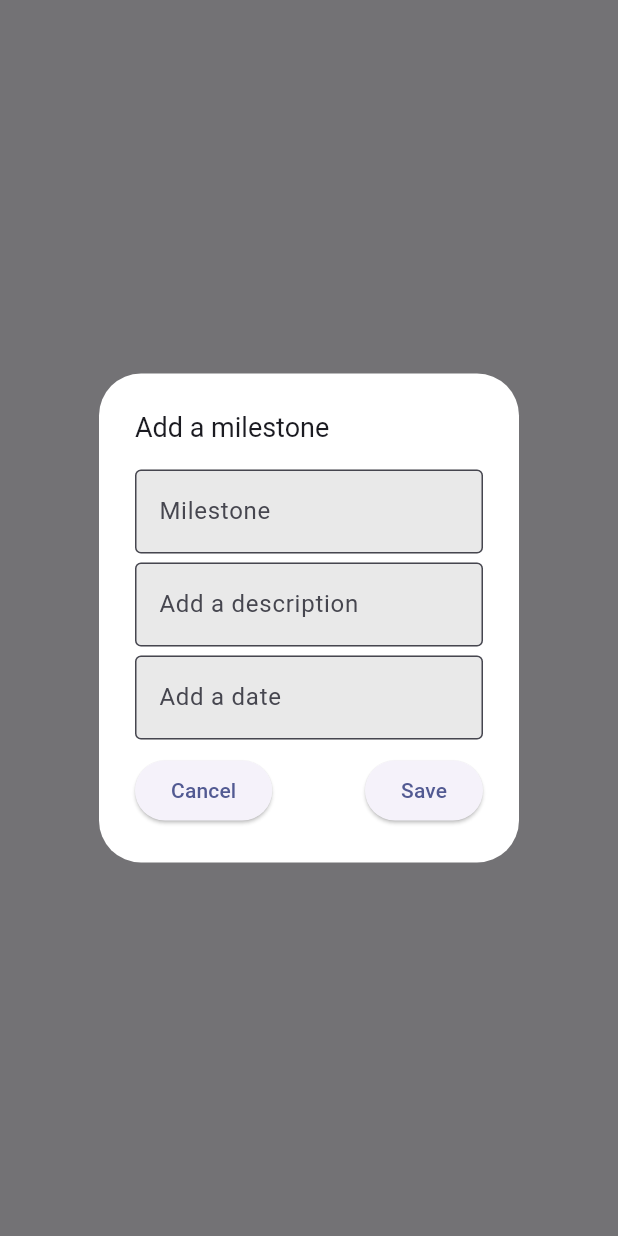
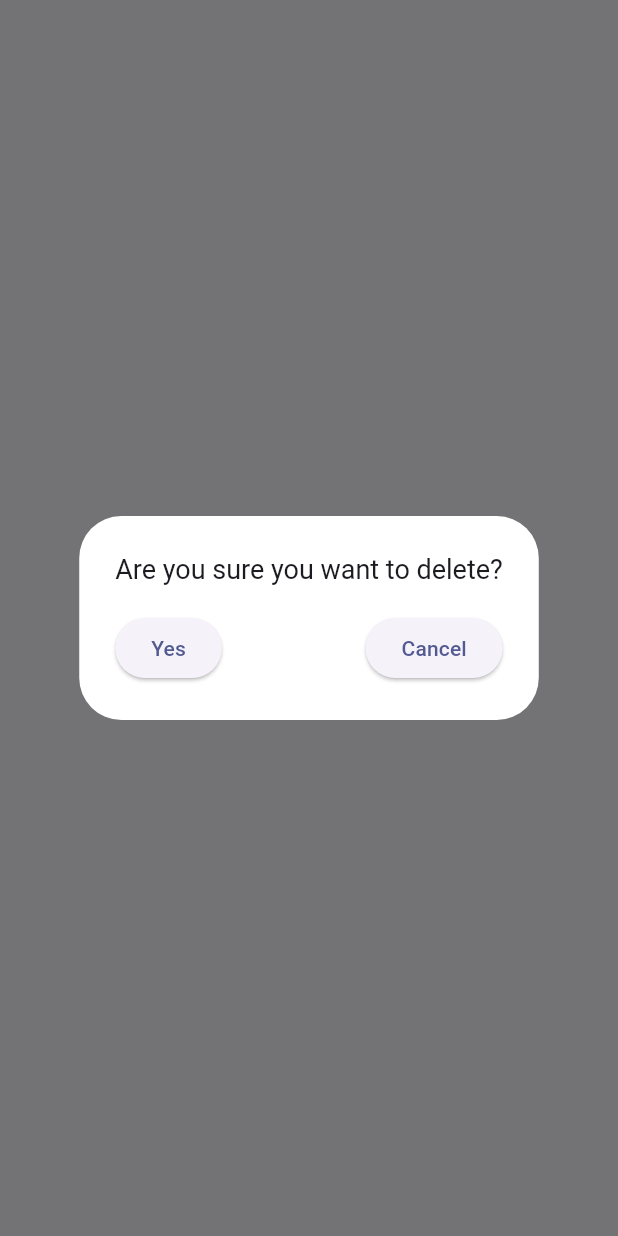
Before and after one commit to Maverickk6/baby-milestone-tracker, a Flutter app: what showAddDialog() shows on an empty page, opened directly, on a phone screen of 412 x 824 dp. Run offline on Flutter 3.47's test engine with Material 3 defaults, Android fonts, the phone set to English and light mode, and no system bars; our stand-ins replace flutter_svg, gap, get, introduction_screen; missing offline and left inert: sqfentity, sqfentity_gen.

Commit message:
feature fix

```diff
--- a/lib/screens/home_screen.dart
+++ b/lib/screens/home_screen.dart
@@ -1,5 +1,5 @@
 import 'package:baby_milestones_tracker/view_model/milestone_viewmodel.dart';
-import 'package:baby_milestones_tracker/widgets/dialog.dart';
+import 'package:baby_milestones_tracker/widgets/add_dialog.dart';
 import 'package:flutter/material.dart';
 import 'package:gap/gap.dart';
 import 'package:get/get.dart';
--- a/lib/view_model/milestone_viewmodel.dart
+++ b/lib/view_model/milestone_viewmodel.dart
@@ -29,14 +29,6 @@ class MilestoneController extends GetxController {
 
   var milestone = <Milestone>[].obs;
 
-  // void addItem() async {
-  //   Milestone milestones = Milestone();
-  //   milestones.type = 'Learn to sit';
-  //   milestones.description = 'I want my baby to be able to sit on her own';
-  //   milestones.date = DateTime.parse('2023-12-23');
-  //   await milestones.save();
-  //   loadMilestones();
-  // }
 
   void addMilestone() async {
     Milestone milestone = Milestone();
@@ -68,6 +60,10 @@ class MilestoneController extends GetxController {
     datetext.clear();
   }
 
+  deleteMilestone() async {
+
+  }
+
   Future<Map<String, dynamic>> getMilestone(int id) async {
     try {
       final milestone = await Milestone().getById(id);
--- a/lib/widgets/dialog.dart
+++ b/lib/widgets/add_dialog.dart
@@ -11,7 +11,7 @@ showAddDialog(BuildContext context) {
     context: context,
     builder: (_) => AlertDialog(
       backgroundColor: Colors.white,
-      title: Text('Add a milestone', style: TextStyle(fontSize: 18)),
+      title: const Text('Add a milestone', style: TextStyle(fontSize: 18)),
       content: Container(
         decoration: BoxDecoration(
           borderRadius: BorderRadius.circular(8),
@@ -60,7 +60,9 @@ showAddDialog(BuildContext context) {
               mainAxisAlignment: MainAxisAlignment.spaceBetween,
               children: [
                 ElevatedButton(
-                  onPressed: () {},
+                  onPressed: () {
+                    navigator?.pop(context);
+                  },
                   child: const Text('Cancel'),
                 ),
                 ElevatedButton(
--- /dev/null
+++ b/lib/widgets/delete_dialog.dart
@@ -0,0 +1,38 @@
+import 'package:flutter/material.dart';
+import 'package:gap/gap.dart';
+import 'package:get/get.dart';
+
+import '../view_model/milestone_viewmodel.dart';
+
+showAddDialog(BuildContext context) {
+  final milestoneView = Get.put(MilestoneController());
+
+  return showDialog(
+    context: context,
+    builder: (_) => AlertDialog(
+      backgroundColor: Colors.white,
+      title: const Text('Are you sure you want to delete?',
+          style: TextStyle(fontSize: 18)),
+      content: Container(
+        decoration: BoxDecoration(
+          borderRadius: BorderRadius.circular(8),
+        ),
+        child: Row(
+          mainAxisAlignment: MainAxisAlignment.spaceBetween,
+          children: [
+            ElevatedButton(
+              onPressed: () {},
+              child: const Text('Yes'),
+            ),
+            ElevatedButton(
+              onPressed: () {
+                navigator?.pop(context);
+              },
+              child: const Text('Cancel'),
+            )
+          ],
+        ),
+      ),
+    ),
+  );
+}
```
